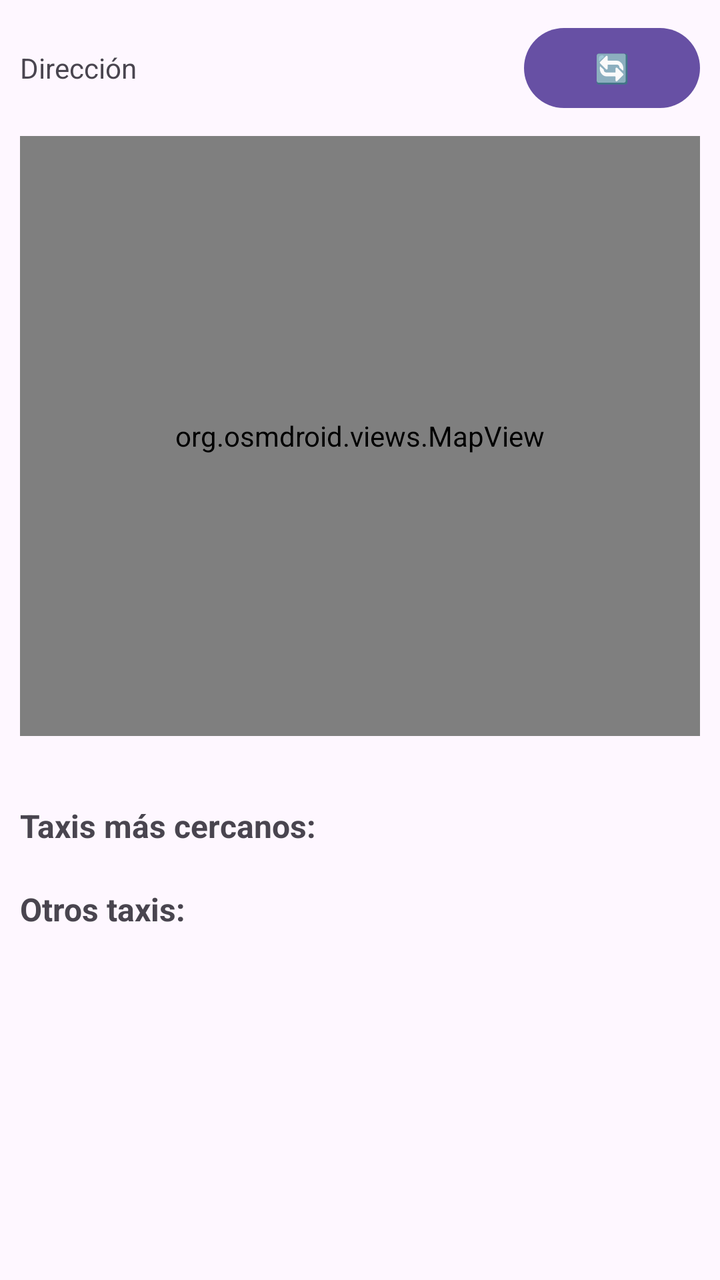
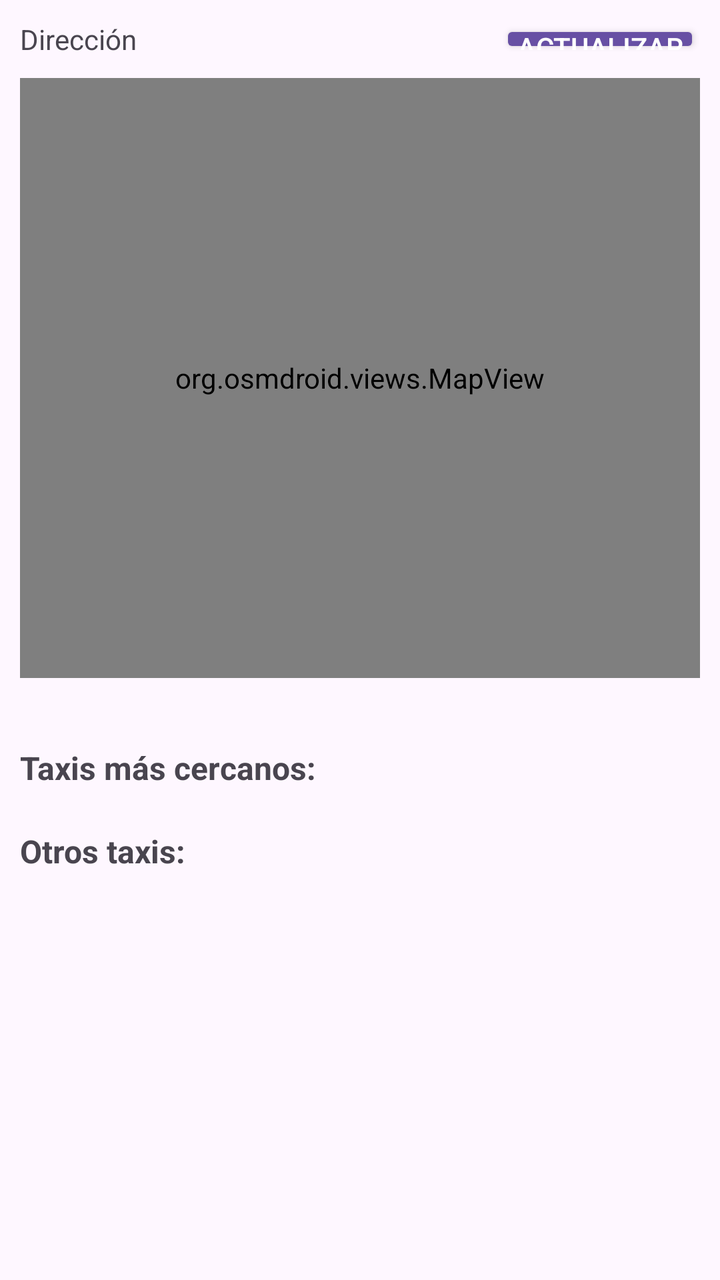

Screens rendered from an Android XML layout before and after an edit, with the pre-edit source and the edit as a unified diff.
<!-- AndroidManifest.xml: application theme Theme.TaxiFB -->
<!-- res/layout/activity_cliente.xml -->
<LinearLayout xmlns:android="http://schemas.android.com/apk/res/android"
    android:layout_width="match_parent"
    android:layout_height="match_parent"
    android:orientation="vertical">

    
    <LinearLayout
        android:layout_width="match_parent"
        android:layout_height="wrap_content"
        android:orientation="vertical"
        android:padding="10dp">

        
        <LinearLayout
            android:layout_width="match_parent"
            android:layout_height="wrap_content"
            android:orientation="horizontal"
            android:gravity="center_vertical"
            android:paddingBottom="6dp">

            <TextView
                android:id="@+id/tvDireccion"
                android:layout_width="0dp"
                android:layout_height="wrap_content"
                android:layout_weight="1"
                android:text="Dirección"
                android:textSize="14sp"/>

            <Button
                android:id="@+id/btnActualizar"
                android:layout_width="wrap_content"
                android:layout_height="wrap_content"
                android:text="🔄"/>
        </LinearLayout>

        
        <org.osmdroid.views.MapView
            android:id="@+id/mapContainer"
            android:layout_width="match_parent"
            android:layout_height="300dp"
            android:layout_marginTop="4dp"
            android:layout_marginBottom="10dp"/>
    </LinearLayout>

    
    <ScrollView
        android:layout_width="match_parent"
        android:layout_height="0dp"
        android:layout_weight="1"
        android:fillViewport="true">

        <LinearLayout
            android:layout_width="match_parent"
            android:layout_height="wrap_content"
            android:orientation="vertical"
            android:padding="10dp">

            
            <TextView
                android:layout_width="match_parent"
                android:layout_height="wrap_content"
                android:text="Taxis más cercanos:"
                android:textStyle="bold"
                android:textSize="16sp"
                android:paddingTop="4dp"
                android:paddingBottom="4dp"/>

            <HorizontalScrollView
                android:layout_width="match_parent"
                android:layout_height="wrap_content"
                android:layout_marginBottom="12dp">
                <TableLayout
                    android:id="@+id/tableCercanos"
                    android:layout_width="wrap_content"
                    android:layout_height="wrap_content" />
            </HorizontalScrollView>

            
            <TextView
                android:layout_width="match_parent"
                android:layout_height="wrap_content"
                android:text="Otros taxis:"
                android:textStyle="bold"
                android:textSize="16sp"
                android:paddingTop="4dp"
                android:paddingBottom="4dp"/>

            <HorizontalScrollView
                android:layout_width="match_parent"
                android:layout_height="wrap_content"
                android:layout_marginBottom="16dp">
                <TableLayout
                    android:id="@+id/tableResto"
                    android:layout_width="wrap_content"
                    android:layout_height="wrap_content" />
            </HorizontalScrollView>
        </LinearLayout>
    </ScrollView>
</LinearLayout>
<!-- resources referenced by this layout -->
<resources>
  <style name="Theme.TaxiFB" parent="Base.Theme.TaxiFB" />
  <style name="Base.Theme.TaxiFB" parent="Theme.Material3.DayNight.NoActionBar">
          
          
      </style>
</resources>

<!-- the commit's change to res/layout/activity_cliente.xml (unified diff, before → after) -->
@@ -1,16 +1,17 @@
+<?xml version="1.0" encoding="utf-8"?>
 <LinearLayout xmlns:android="http://schemas.android.com/apk/res/android"
+    android:id="@+id/main"
     android:layout_width="match_parent"
     android:layout_height="match_parent"
-    android:orientation="vertical">
+    android:orientation="vertical"
+    android:fitsSystemWindows="true">
 
-    
     <LinearLayout
         android:layout_width="match_parent"
         android:layout_height="wrap_content"
         android:orientation="vertical"
         android:padding="10dp">
 
-        
         <LinearLayout
             android:layout_width="match_parent"
             android:layout_height="wrap_content"
@@ -28,12 +29,17 @@
 
             <Button
                 android:id="@+id/btnActualizar"
-                android:layout_width="wrap_content"
-                android:layout_height="wrap_content"
-                android:text="🔄"/>
+                style="@style/Widget.AppCompat.Button"
+                android:layout_width="100dp"
+                android:layout_height="match_parent"
+                android:minWidth="0dp"
+                android:minHeight="0dp"
+                android:padding="0dp"
+                android:text="ACTUALIZAR"
+                android:textSize="14sp" />
+
         </LinearLayout>
 
-        
         <org.osmdroid.views.MapView
             android:id="@+id/mapContainer"
             android:layout_width="match_parent"
@@ -42,7 +48,6 @@
             android:layout_marginBottom="10dp"/>
     </LinearLayout>
 
-    
     <ScrollView
         android:layout_width="match_parent"
         android:layout_height="0dp"
@@ -55,7 +60,6 @@
             android:orientation="vertical"
             android:padding="10dp">
 
-            
             <TextView
                 android:layout_width="match_parent"
                 android:layout_height="wrap_content"
@@ -75,7 +79,6 @@
                     android:layout_height="wrap_content" />
             </HorizontalScrollView>
 
-            
             <TextView
                 android:layout_width="match_parent"
                 android:layout_height="wrap_content"
